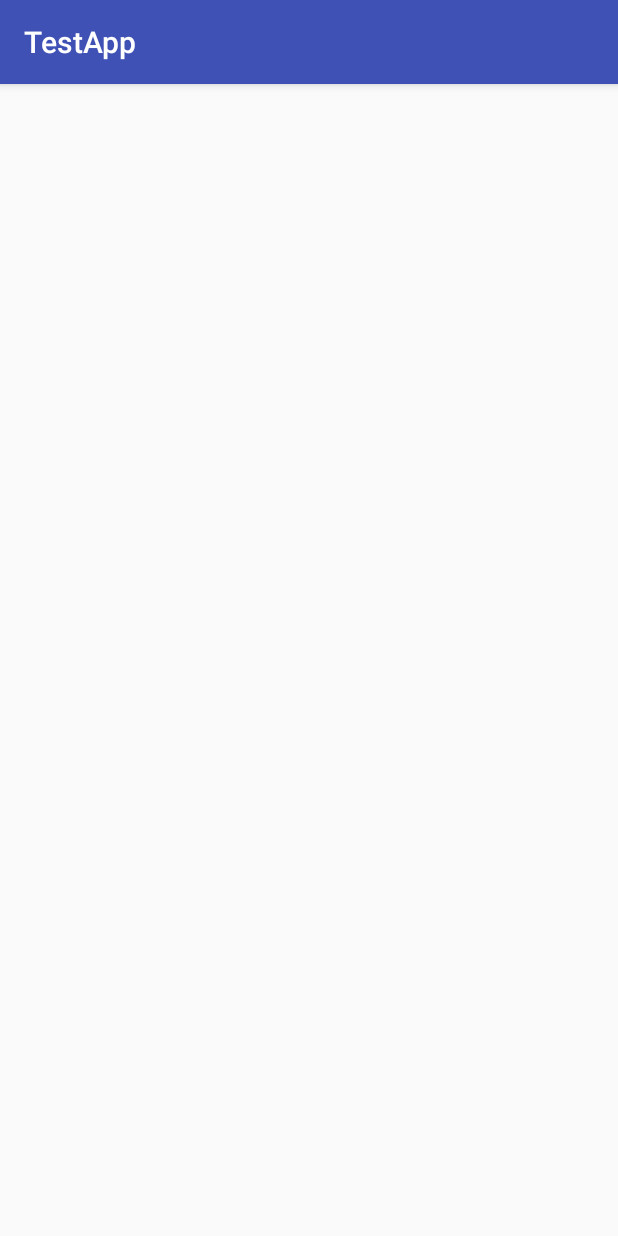
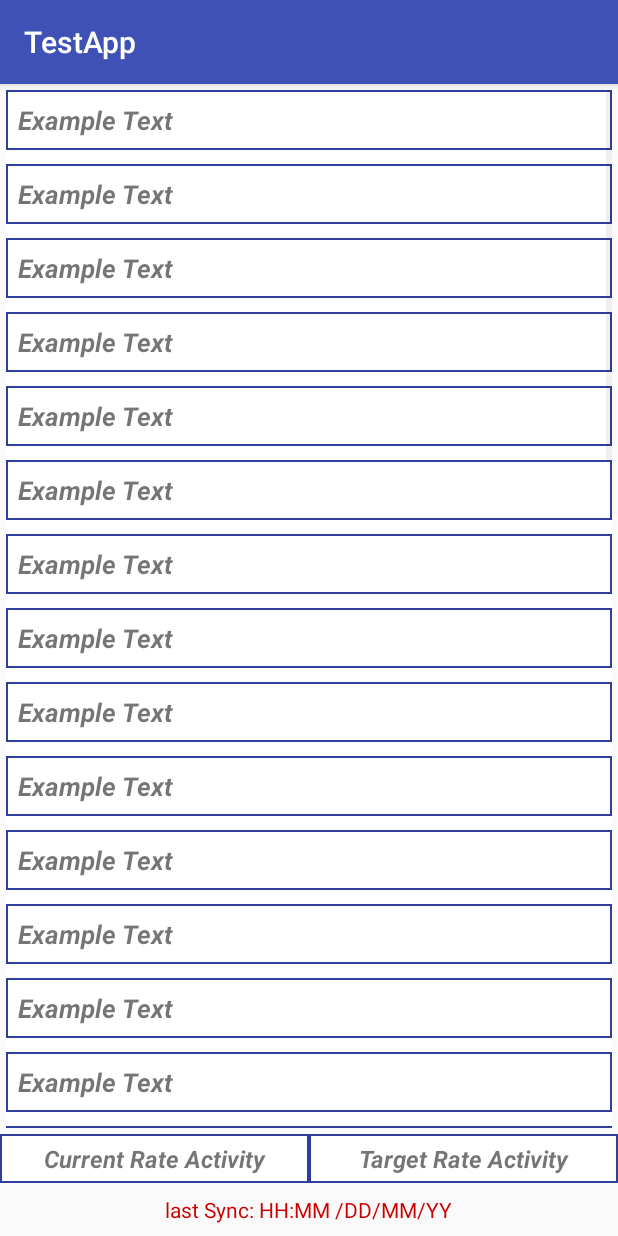
Before and after one commit to rahulrainaaa/TestApp, an Android app: the HomePageActivity screen opened directly, with no data from a screen before it, on a phone screen of 412 x 824 dp. Run offline under Robolectric (Android 15) with nearby library versions, the phone set to English and light mode, and no system bars.

Commit message:
Initial Commit

```diff
--- /dev/null
+++ b/app/src/main/java/app/testapp/ActivityListAdapter.java
@@ -0,0 +1,37 @@
+package app.testapp;
+
+import android.app.Activity;
+import android.view.LayoutInflater;
+import android.view.View;
+import android.view.ViewGroup;
+import android.widget.ArrayAdapter;
+
+import java.util.ArrayList;
+
+/**
+ * @class ActivityListAdapter
+ * @desc Adapter Class for ActivityList.
+ */
+
+public class ActivityListAdapter extends ArrayAdapter<String> {
+
+    private Activity activity;
+    private ArrayList<String> list;
+    private LayoutInflater inflater;
+
+    public ActivityListAdapter(Activity activity, ArrayList<String> list) {
+        super(activity, R.layout.list_activitylist, list);
+        this.activity = activity;
+        this.list = list;
+        this.inflater = activity.getLayoutInflater();
+    }
+
+    @Override
+    public View getView(int position, View convertView, ViewGroup parent) {
+        View view = convertView;
+        if (view == null) {
+            view = inflater.inflate(R.layout.list_activitylist, null);
+        }
+        return view;
+    }
+}
--- a/app/src/main/java/app/testapp/HomePageActivity.java
+++ b/app/src/main/java/app/testapp/HomePageActivity.java
@@ -1,13 +1,60 @@
 package app.testapp;
 
+import android.os.Bundle;
 import android.support.v7.app.AppCompatActivity;
-import android.os.Bundle;
+import android.view.View;
+import android.widget.ListView;
+import android.widget.TextView;
+import android.widget.Toast;
 
-public class HomePageActivity extends AppCompatActivity {
+import java.lang.reflect.Array;
+import java.util.ArrayList;
+
+public class HomePageActivity extends AppCompatActivity implements View.OnClickListener {
+
+    private TextView txtTargetRate, txtCurrentRate;
+    private ListView listView;
+    public ArrayList<String> list;
+    private ActivityListAdapter adapter;
 
     @Override
     protected void onCreate(Bundle savedInstanceState) {
         super.onCreate(savedInstanceState);
         setContentView(R.layout.activity_home_page);
+
+        txtCurrentRate = (TextView) findViewById(R.id.txt_current_rate);
+        txtTargetRate = (TextView) findViewById(R.id.txt_target_rate);
+        listView = (ListView) findViewById(R.id.listView);
+
+        list = new ArrayList<String>();
+        for(int i = 0; i < 40; i++)
+        {
+            list.add("item " + i);
+        }
+        adapter = new ActivityListAdapter(this, list);
+        listView.setAdapter(adapter);
+
+        txtTargetRate.setOnClickListener(this);
+        txtCurrentRate.setOnClickListener(this);
+
+
+
+    }
+
+    @Override
+    public void onClick(View v) {
+        switch (v.getId()) {
+            case R.id.txt_current_rate:
+                Toast.makeText(this, "Current Rate", Toast.LENGTH_SHORT).show();
+                break;
+
+            case R.id.txt_target_rate:
+                Toast.makeText(this, "Target Rate", Toast.LENGTH_SHORT).show();
+                break;
+
+            default:
+                Toast.makeText(this, "Unhandeled OnClick Listener", Toast.LENGTH_SHORT).show();
+                break;
+        }
     }
 }
--- a/app/src/main/java/app/testapp/LoginActivity.java
+++ b/app/src/main/java/app/testapp/LoginActivity.java
@@ -1,14 +1,22 @@
 package app.testapp;
 
+import android.content.Intent;
+import android.os.Bundle;
 import android.support.v4.app.FragmentActivity;
-import android.support.v7.app.AppCompatActivity;
-import android.os.Bundle;
+import android.view.View;
 
-public class LoginActivity extends FragmentActivity {
+public class LoginActivity extends FragmentActivity implements View.OnClickListener {
 
     @Override
     protected void onCreate(Bundle savedInstanceState) {
         super.onCreate(savedInstanceState);
         setContentView(R.layout.activity_login);
+        findViewById(R.id.btn_login).setOnClickListener(this);
+    }
+
+    @Override
+    public void onClick(View v) {
+        startActivity(new Intent(this, HomePageActivity.class));
+
     }
 }
--- a/app/src/main/res/layout/activity_home_page.xml
+++ b/app/src/main/res/layout/activity_home_page.xml
@@ -1,14 +1,68 @@
 <?xml version="1.0" encoding="utf-8"?>
-<LinearLayout xmlns:android="http://schemas.android.com/apk/res/android"
-    xmlns:tools="http://schemas.android.com/tools"
+<RelativeLayout xmlns:android="http://schemas.android.com/apk/res/android"
     android:layout_width="match_parent"
     android:layout_height="match_parent">
 
     <ListView
+        android:id="@+id/listView"
         android:layout_width="match_parent"
         android:layout_height="match_parent"
-        android:id="@+id/listView"/>
+        android:soundEffectsEnabled="true"
+        android:padding="4dp"
+        android:divider="#ffffff"
+        android:dividerHeight="9dp"
+        android:layout_above="@+id/bottom_panel" />
 
+    <LinearLayout
+        android:id="@+id/bottom_panel"
+        android:layout_width="match_parent"
+        android:layout_height="wrap_content"
+        android:layout_alignParentBottom="true"
+        android:gravity="center"
+        android:orientation="vertical">
 
+        <LinearLayout
+            android:layout_width="match_parent"
+            android:layout_height="wrap_content"
+            android:orientation="horizontal"
+            android:weightSum="2">
 
-</LinearLayout>
+            <TextView
+                android:id="@+id/txt_current_rate"
+                android:layout_width="match_parent"
+                android:layout_height="wrap_content"
+                android:layout_weight="1"
+                android:background="@drawable/rect_border"
+                android:gravity="center"
+                android:padding="5dp"
+                android:text="Current Rate Activity"
+                android:textSize="16dp"
+                android:textStyle="bold|italic" />
+
+            <TextView
+                android:id="@+id/txt_target_rate"
+                android:layout_width="match_parent"
+                android:layout_height="wrap_content"
+                android:layout_weight="1"
+                android:background="@drawable/rect_border"
+                android:gravity="center"
+                android:padding="5dp"
+                android:text="Target Rate Activity"
+                android:textSize="16dp"
+                android:textStyle="bold|italic" />
+
+        </LinearLayout>
+
+        <TextView
+            android:id="@+id/textView"
+            android:layout_width="wrap_content"
+            android:layout_height="wrap_content"
+            android:layout_marginBottom="8dp"
+            android:layout_marginTop="8dp"
+            android:text="last Sync: HH:MM /DD/MM/YY"
+            android:textColor="@android:color/holo_red_dark"
+            android:textSize="14dp" />
+
+    </LinearLayout>
+
+</RelativeLayout>
--- a/app/src/main/res/layout/activity_login.xml
+++ b/app/src/main/res/layout/activity_login.xml
@@ -60,7 +60,8 @@
                 android:layout_marginTop="30dp"
                 android:background="@drawable/circleshape"
                 android:text="Login"
-                android:elevation="200dp" />
+                android:elevation="200dp"
+                android:id="@+id/btn_login" />
 
         </LinearLayout>
 
--- /dev/null
+++ b/app/src/main/res/layout/list_activitylist.xml
@@ -0,0 +1,18 @@
+<?xml version="1.0" encoding="utf-8"?>
+<LinearLayout xmlns:android="http://schemas.android.com/apk/res/android"
+    android:layout_width="match_parent"
+    android:layout_height="match_parent"
+    android:background="@drawable/rect_border"
+    android:gravity="center">
+
+    <TextView
+        android:id="@+id/txt_category"
+        android:layout_width="match_parent"
+        android:layout_height="wrap_content"
+        android:gravity="center|left"
+        android:padding="7dp"
+        android:text="Example Text"
+        android:textSize="17dp"
+        android:textStyle="bold|italic" />
+
+</LinearLayout>
```
